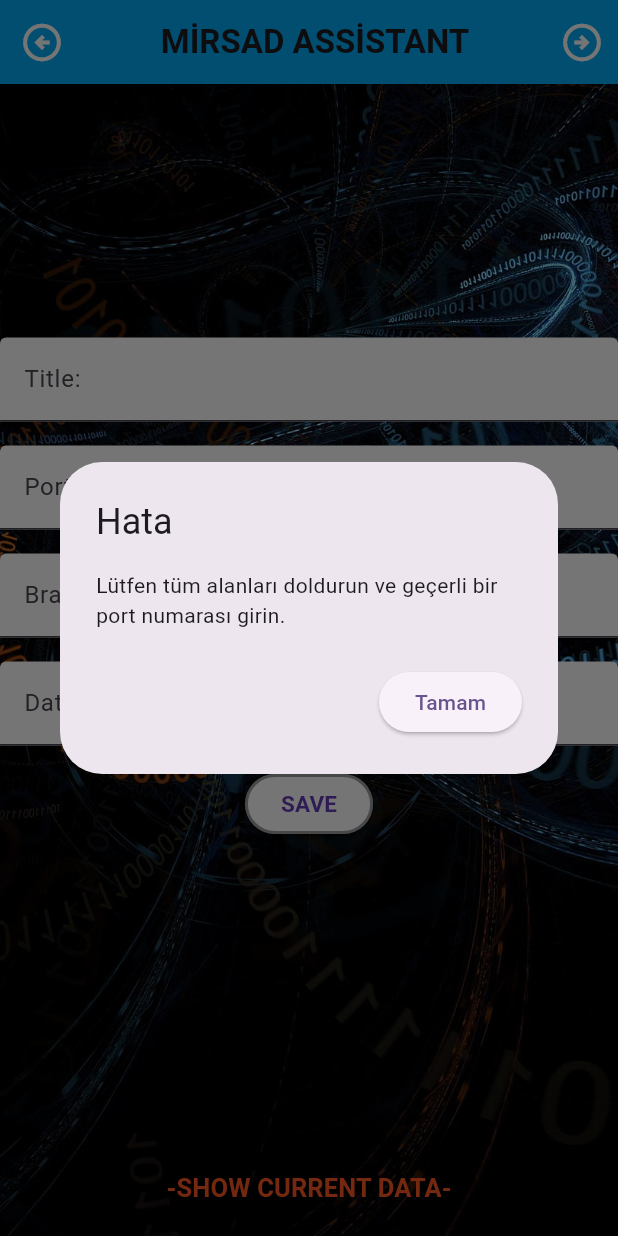
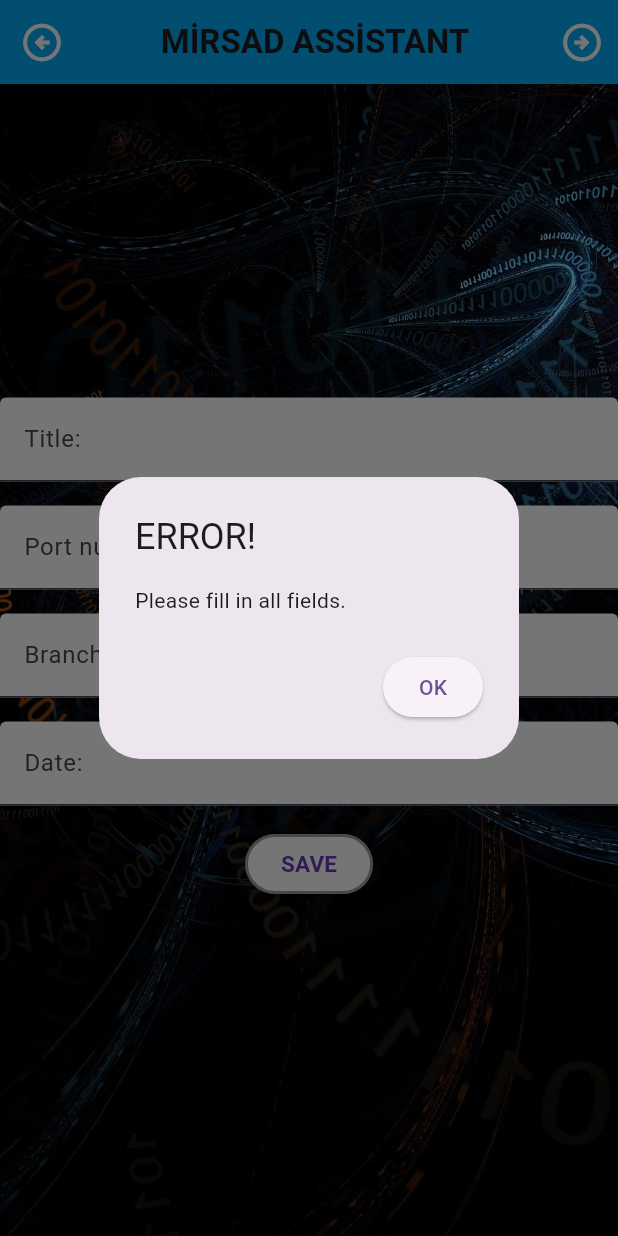
Before and after one commit to burcukcm/flutterproject2, a Flutter app: the SecondPage screen opened directly, after a tap on "SAVE", on a phone screen of 412 x 824 dp. Run offline on Flutter 3.47's test engine with Material 2 defaults, Android fonts, the phone set to English and light mode, and no system bars; our stand-ins replace sqflite; accounts and stored records are empty.

Commit message:
updateData komutu tanımlandı.Düzenleme yapılacak.

```diff
--- a/lib/HomePage.dart
+++ b/lib/HomePage.dart
@@ -38,7 +38,10 @@ class _MyHomePageState extends State<MyHomePage> {
             }
         ),
         backgroundColor: Colors.lightBlue,
-        title: const Center(child: Text("MİRSAD ASSİSTANT",style:TextStyle(fontWeight: FontWeight.bold))),
+        title: const Center(child: Padding(
+          padding: EdgeInsets.only(right: 40.0),
+          child: Text("MİRSAD ASSİSTANT",style:TextStyle(fontWeight: FontWeight.bold)),
+        )),
       ),
       body: DecoratedBox(
         decoration: const BoxDecoration(
--- a/lib/SecondPage.dart
+++ b/lib/SecondPage.dart
@@ -1,20 +1,32 @@
+import 'package:flutter/material.dart';
 import 'package:flutterproject/ThirdPage.dart';
-import 'package:flutter/material.dart';
 import 'package:flutterproject/databasehelper.dart';
 
 class SecondPage extends StatefulWidget {
-  const SecondPage({Key? key}) : super(key: key);
+  final Map<String, dynamic>? data;
+
+  const SecondPage({Key? key, this.data}) : super(key: key);
 
   @override
   _SecondPageState createState() => _SecondPageState();
 }
 
 class _SecondPageState extends State<SecondPage> {
-  final _formKey = GlobalKey<FormState>();
   final TextEditingController titleController = TextEditingController();
   final TextEditingController portController = TextEditingController();
   final TextEditingController branchController = TextEditingController();
   final TextEditingController dateController = TextEditingController();
+
+  @override
+  void initState() {
+    super.initState();
+    if (widget.data != null) {
+      titleController.text = widget.data!['title'];
+      portController.text = widget.data!['port'].toString();
+      branchController.text = widget.data!['branch'];
+      dateController.text = widget.data!['date'];
+    }
+  }
 
   @override
   Widget build(BuildContext context) {
@@ -31,7 +43,7 @@ class _SecondPageState extends State<SecondPage> {
           icon: const Icon(Icons.arrow_circle_left_outlined, color: Colors.white),
           iconSize: 30,
           onPressed: () {
-            Navigator.pop(context);
+            Navigator.pop(context, _getDataMap());
           },
         ),
         actions: [
@@ -72,6 +84,7 @@ class _SecondPageState extends State<SecondPage> {
                   const SizedBox(height: 16.0),
                   TextFormField(
                     controller: portController,
+                    keyboardType: TextInputType.number,
                     onChanged: (value) {
                       setState(() {});
                     },
@@ -96,9 +109,8 @@ class _SecondPageState extends State<SecondPage> {
                   const SizedBox(height: 16.0),
                   TextFormField(
                     controller: dateController,
-                    onChanged: (value) {
-                      setState(() {});
-                    },
+                    readOnly: true,
+                    onTap: _selectDate,
                     decoration: const InputDecoration(
                       labelText: 'Date:',
                       fillColor: Colors.white,
@@ -124,32 +136,30 @@ class _SecondPageState extends State<SecondPage> {
                   ),
                 ),
                 onPressed: () {
-                  _saveData(); // save tıklayınca _saveData komutu iel datatbase kayıt oldu.
+                  _saveData();
                 },
               ),
             ),
             const Spacer(),
-            const SizedBox(height: 16.0),
-            Padding(
-              padding: const EdgeInsets.all(8.0),
-              child: TextButton(
-                child: const Text(
-                  "-SHOW CURRENT DATA-",
-                  style: TextStyle(
-                    color: Colors.deepOrange,
-                    fontSize: 17,
-                    fontWeight: FontWeight.bold,
-                  ),
-                ),
-                onPressed: () {
-                  Navigator.push(context, MaterialPageRoute(builder: (context) => ThirdPage()),);
-                },
-              ),
-            ),
           ],
         ),
       ),
     );
+  }
+
+  Future<void> _selectDate() async {
+    DateTime? pickedDate = await showDatePicker(
+      context: context,
+      initialDate: DateTime.now(),
+      firstDate: DateTime(2000),
+      lastDate: DateTime(2101),
+    );
+
+    if (pickedDate != null) {
+      setState(() {
+        dateController.text = "${pickedDate.day}/${pickedDate.month}/${pickedDate.year}";
+      });
+    }
   }
 
   void _saveData() {
@@ -159,29 +169,54 @@ class _SecondPageState extends State<SecondPage> {
     String branchName = branchController.text;
     String date = dateController.text;
 
-    dbHelper.insertData(title, port, branchName, date);
+    if (title.isNotEmpty && portController.text.isNotEmpty && branchName.isNotEmpty && date.isNotEmpty) {
+      final newData = {
+        'id': widget.data != null ? widget.data!['id'] : null,
+        'title': title,
+        'port': port,
+        'branch': branchName,
+        'date': date,
+      };
 
-    if (title.isNotEmpty && port != null && branchName.isNotEmpty && date.isNotEmpty) {
-      dbHelper.insertData(title, port, branchName, date);
+      if (widget.data != null) {
+        dbHelper.updateData(newData);
+      } else {
+        dbHelper.insertData(title, port, branchName, date);
+      }
+
       titleController.clear();
       portController.clear();
       branchController.clear();
       dateController.clear();
     } else {
-      // Eksik veya hatalı giriş olduğunda kullanıcıya uyarı mesajı verdik
       showDialog(
         context: context,
         builder: (context) => AlertDialog(
-          title: const Text('Hata'),
-          content: const Text('Lütfen tüm alanları doldurun ve geçerli bir port numarası girin.'),
+          title: const Text('ERROR!'),
+          content: const Text('Please fill in all fields.'),
           actions: [
             ElevatedButton(
               onPressed: () => Navigator.pop(context),
-              child: const Text('Tamam'),
+              child: const Text('OK'),
             ),
           ],
         ),
       );
     }
   }
+
+  Map<String, dynamic> _getDataMap() {
+    String title = titleController.text;
+    int port = int.tryParse(portController.text) ?? 0;
+    String branchName = branchController.text;
+    String date = dateController.text;
+
+    return {
+      'id': widget.data != null ? widget.data!['id'] : null,
+      'title': title,
+      'port': port,
+      'branch': branchName,
+      'date': date,
+    };
+  }
 }
```
Also changed, not shown: lib/ThirdPage.dart (+67 -11 lines), lib/databasehelper.dart (+11 -5 lines).
